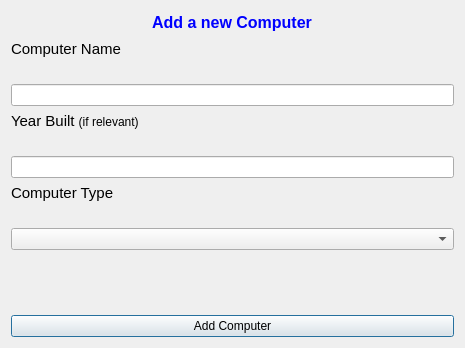
Before: the Qt Designer form Group36W3/ui/addcomputerdialog.ui in skulia15/Group36, drawn with Qt 5.
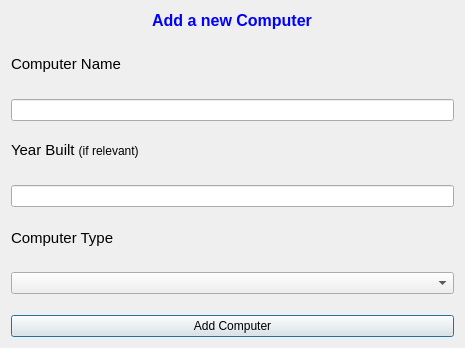
After: the same form once the commit is applied.

```diff
--- a/Group36W3/ui/addcomputerdialog.ui
+++ b/Group36W3/ui/addcomputerdialog.ui
@@ -13,7 +13,9 @@
   <property name="windowTitle">
    <string>Dialog</string>
   </property>
-  <layout class="QVBoxLayout" name="verticalLayout_2">
+  <layout class="QGridLayout" name="gridLayout">
+   <item row="0" column="0">
+    <layout class="QVBoxLayout" name="verticalLayout">
    <item alignment="Qt::AlignHCenter">
     <widget class="QLabel" name="label_add_computer">
      <property name="toolTip">
@@ -25,7 +27,18 @@
     </widget>
    </item>
    <item>
-    <layout class="QVBoxLayout" name="verticalLayout">
+      <spacer name="verticalSpacer_2">
+       <property name="orientation">
+        <enum>Qt::Vertical</enum>
+       </property>
+       <property name="sizeHint" stdset="0">
+        <size>
+         <width>17</width>
+         <height>19</height>
+        </size>
+       </property>
+      </spacer>
+     </item>
      <item>
       <widget class="QLabel" name="label_input_label_computer">
        <property name="text">
@@ -46,6 +59,19 @@
      <item>
       <widget class="QLineEdit" name="Input_computer_name"/>
      </item>
+     <item>
+      <spacer name="verticalSpacer_3">
+       <property name="orientation">
+        <enum>Qt::Vertical</enum>
+       </property>
+       <property name="sizeHint" stdset="0">
+        <size>
+         <width>17</width>
+         <height>15</height>
+        </size>
+       </property>
+      </spacer>
+     </item>
      <item>
       <widget class="QLabel" name="label_year_built">
        <property name="text">
@@ -63,6 +89,19 @@
      <item>
       <widget class="QLineEdit" name="input_year_built"/>
      </item>
+     <item>
+      <spacer name="verticalSpacer_4">
+       <property name="orientation">
+        <enum>Qt::Vertical</enum>
+       </property>
+       <property name="sizeHint" stdset="0">
+        <size>
+         <width>17</width>
+         <height>16</height>
+        </size>
+       </property>
+      </spacer>
+     </item>
      <item>
       <widget class="QLabel" name="label_Computer_type">
        <property name="text">
@@ -72,6 +111,12 @@
      </item>
      <item>
       <widget class="QLabel" name="label_error_computer_type">
+       <property name="minimumSize">
+        <size>
+         <width>0</width>
+         <height>13</height>
+        </size>
+       </property>
        <property name="text">
         <string/>
        </property>
@@ -84,23 +129,22 @@
        </property>
       </widget>
      </item>
+     <item>
+      <spacer name="verticalSpacer">
+       <property name="orientation">
+        <enum>Qt::Vertical</enum>
+       </property>
+       <property name="sizeHint" stdset="0">
+        <size>
+         <width>17</width>
+         <height>15</height>
+        </size>
+       </property>
+      </spacer>
+     </item>
     </layout>
    </item>
-   <item>
-    <widget class="QLabel" name="label">
-     <property name="text">
-      <string/>
-     </property>
-    </widget>
-   </item>
-   <item>
-    <widget class="QLabel" name="label_2">
-     <property name="text">
-      <string/>
-     </property>
-    </widget>
-   </item>
-   <item>
+   <item row="3" column="0">
     <widget class="QPushButton" name="button_add_computer_box">
      <property name="cursor">
       <cursorShape>PointingHandCursor</cursorShape>
```
Lines whose indentation alone changed are shown as unchanged.
